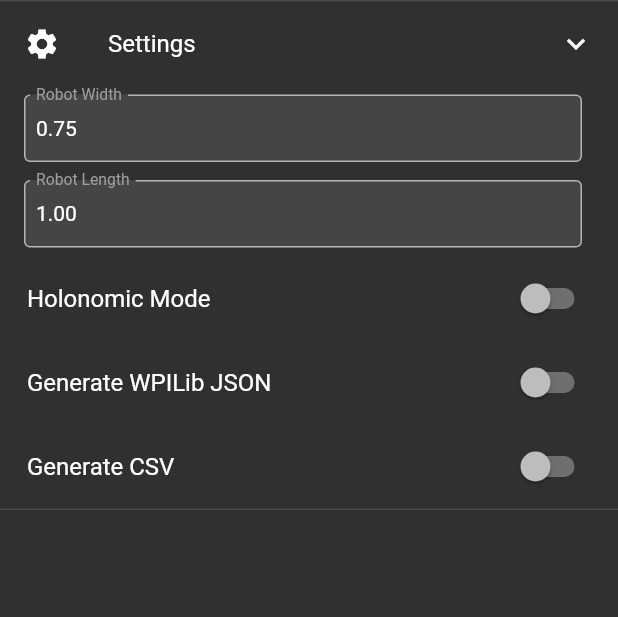
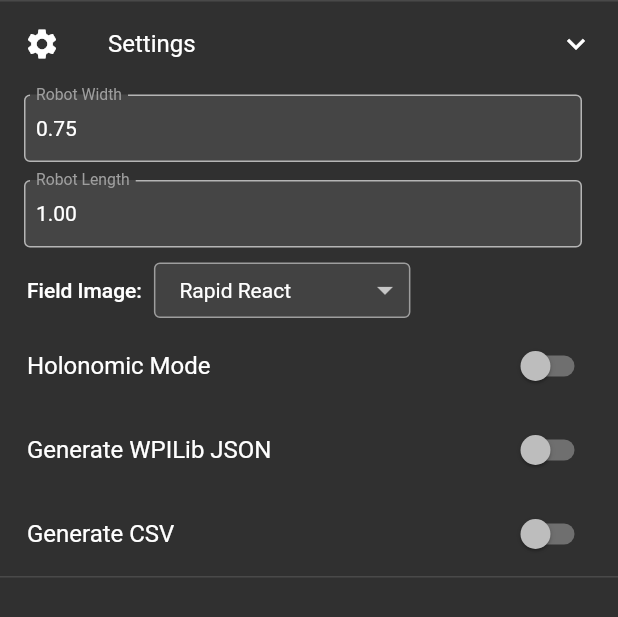
Before and after one commit to mjansen4857/pathplanner, a Flutter app: the SettingsTile widget shown alone on an empty page, opened directly, after a tap on "Settings", on a phone screen of 412 x 824 dp. Shown: the top 617 px of the screen. Run offline on Flutter 3.47's test engine with Material 2 defaults, Android fonts, the phone set to English and light mode, and no system bars; our stand-ins replace flutter_slidable, shared_preferences, tuple, visibility_detector; missing offline and left inert: bitsdojo_window, file_selector, function_tree, github, image_size_getter, macos_secure_bookmarks and 3 more; accounts and stored records are empty.

Commit message:
add dropdown setting to select field image

```diff
--- a/lib/widgets/drawer_tiles/settings_tile.dart
+++ b/lib/widgets/drawer_tiles/settings_tile.dart
@@ -1,5 +1,6 @@
 import 'package:flutter/material.dart';
 import 'package:flutter/services.dart';
+import 'package:pathplanner/widgets/field_image.dart';
 import 'package:shared_preferences/shared_preferences.dart';
 
 class SettingsTile extends StatefulWidget {
@@ -25,6 +26,11 @@ class _SettingsTileState extends State<SettingsTile>
   bool _holonomic = false;
   bool _generateJSON = false;
   bool _generateCSV = false;
+  List<FieldImage> _fieldImages = [
+    FieldImage.official(OfficialField.RapidReact),
+    FieldImage.official(OfficialField.Test),
+  ];
+  FieldImage? _selectedField;
 
   late AnimationController _controller;
   late Animation<double> _iconTurns;
@@ -49,6 +55,8 @@ class _SettingsTileState extends State<SettingsTile>
         }
       });
     });
+
+    _selectedField = _fieldImages[0];
   }
 
   @override
@@ -101,6 +109,7 @@ class _SettingsTileState extends State<SettingsTile>
             widget.onSettingsChanged!.call();
           }
         }, _length.toStringAsFixed(2)),
+        buildFieldImageDropdown(context),
         SwitchListTile(
           value: _holonomic,
           activeColor: Colors.indigoAccent,
@@ -202,6 +211,63 @@ class _SettingsTileState extends State<SettingsTile>
     );
   }
 
+  Widget buildFieldImageDropdown(BuildContext context) {
+    return Padding(
+      padding: EdgeInsets.fromLTRB(18, 0, 24, 0),
+      child: Container(
+        height: 45,
+        child: Row(
+          children: [
+            Text(
+              'Field Image:',
+              style: TextStyle(fontSize: 14, fontWeight: FontWeight.w500),
+            ),
+            SizedBox(width: 8),
+            Padding(
+              padding: const EdgeInsets.symmetric(vertical: 4),
+              child: Container(
+                width: 171,
+                decoration: BoxDecoration(
+                  color: Colors.grey[800],
+                  borderRadius: BorderRadius.circular(4),
+                  border: Border.all(color: Colors.grey),
+                ),
+                child: ExcludeFocus(
+                  child: Theme(
+                    data: Theme.of(context)
+                        .copyWith(canvasColor: Colors.grey[800]),
+                    child: ButtonTheme(
+                      alignedDropdown: true,
+                      child: DropdownButton<FieldImage>(
+                        value: _selectedField,
+                        isExpanded: true,
+                        underline: Container(),
+                        icon: Icon(Icons.arrow_drop_down),
+                        style: TextStyle(fontSize: 14),
+                        onChanged: (FieldImage? newValue) {
+                          setState(() {
+                            _selectedField = newValue;
+                          });
+                        },
+                        items: _fieldImages.map<DropdownMenuItem<FieldImage>>(
+                            (FieldImage value) {
+                          return DropdownMenuItem<FieldImage>(
+                            value: value,
+                            child: Text(value.name),
+                          );
+                        }).toList(),
+                      ),
+                    ),
+                  ),
+                ),
+              ),
+            ),
+          ],
+        ),
+      ),
+    );
+  }
+
   void _unfocus(BuildContext context) {
     FocusScopeNode currentScope = FocusScope.of(context);
     if (!currentScope.hasPrimaryFocus && currentScope.hasFocus) {
--- a/lib/widgets/field_image.dart
+++ b/lib/widgets/field_image.dart
@@ -7,15 +7,26 @@ import 'package:image_size_getter/image_size_getter.dart';
 
 enum OfficialField {
   RapidReact,
+  Test,
 }
 
 class FieldImage extends StatelessWidget {
   late final Image image;
   late final ui.Size defaultSize;
   late final num pixelsPerMeter;
+  late final String name;
 
   FieldImage.official(OfficialField field) {
     switch (field) {
+      case OfficialField.Test:
+        this.image = Image.asset(
+          'images/field22.png',
+          fit: BoxFit.contain,
+        );
+        this.defaultSize = ui.Size(3240, 1620);
+        this.pixelsPerMeter = 196.85;
+        this.name = 'Test';
+        break;
       case OfficialField.RapidReact:
       default:
         this.image = Image.asset(
@@ -24,6 +35,7 @@ class FieldImage extends StatelessWidget {
         );
         this.defaultSize = ui.Size(3240, 1620);
         this.pixelsPerMeter = 196.85;
+        this.name = 'Rapid React';
         break;
     }
   }
```
